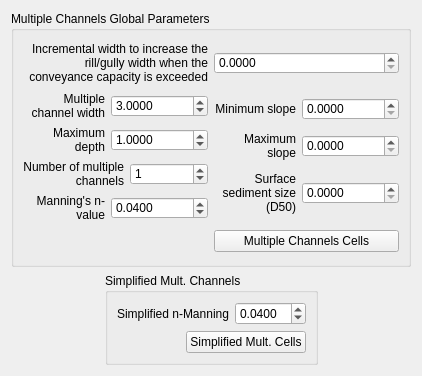
Old version of the form flo2d/ui/multiple_channels_editor.ui in the repository FLO-2DSoftware/qgis-flo-2d-plugin.
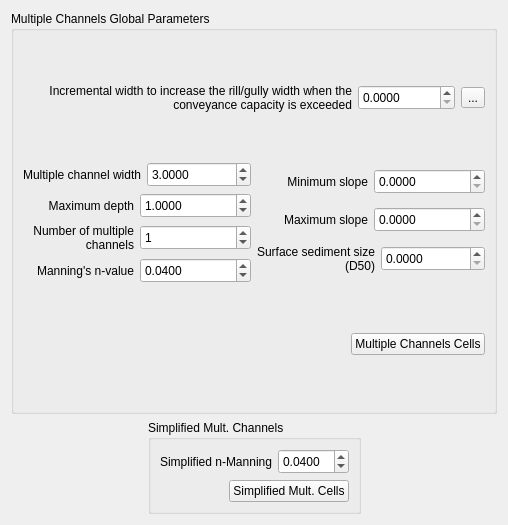
New version of the form. Icons and pictures are not drawn.

Commit message:
Add help button to Multiple Channels Editor widget and...
Redefine size, position, and layouts of controls controls.

```diff
--- a/flo2d/ui/multiple_channels_editor.ui
+++ b/flo2d/ui/multiple_channels_editor.ui
@@ -6,8 +6,8 @@
    <rect>
     <x>0</x>
     <y>0</y>
-    <width>422</width>
-    <height>376</height>
+    <width>508</width>
+    <height>525</height>
    </rect>
   </property>
   <property name="sizePolicy">
@@ -47,60 +47,33 @@
       <bool>false</bool>
      </property>
      <layout class="QGridLayout" name="gridLayout">
-      <item row="0" column="0">
-       <widget class="QLabel" name="label_20">
-        <property name="sizePolicy">
-         <sizepolicy hsizetype="Preferred" vsizetype="Preferred">
-          <horstretch>0</horstretch>
-          <verstretch>0</verstretch>
-         </sizepolicy>
-        </property>
+      <item row="2" column="0">
+       <layout class="QHBoxLayout" name="horizontalLayout_11">
+        <item>
+         <spacer name="horizontalSpacer">
+          <property name="orientation">
+           <enum>Qt::Horizontal</enum>
+          </property>
+          <property name="sizeHint" stdset="0">
+           <size>
+            <width>37</width>
+            <height>17</height>
+           </size>
+          </property>
+         </spacer>
+        </item>
+        <item>
+         <widget class="QPushButton" name="individual_multiple_channels_data_btn">
         <property name="text">
-         <string>&lt;html&gt;&lt;head/&gt;&lt;body&gt;&lt;p&gt;Incremental width to increase the rill/gully width when the conveyance capacity is exceeded&lt;/p&gt;&lt;/body&gt;&lt;/html&gt;</string>
-        </property>
-        <property name="alignment">
-         <set>Qt::AlignRight|Qt::AlignTrailing|Qt::AlignVCenter</set>
-        </property>
-        <property name="wordWrap">
-         <bool>true</bool>
+           <string>Multiple Channels Cells</string>
         </property>
        </widget>
       </item>
-      <item row="0" column="1">
-       <widget class="QDoubleSpinBox" name="mc_incremental_dbox">
-        <property name="sizePolicy">
-         <sizepolicy hsizetype="Preferred" vsizetype="Fixed">
-          <horstretch>0</horstretch>
-          <verstretch>0</verstretch>
-         </sizepolicy>
-        </property>
-        <property name="minimumSize">
-         <size>
-          <width>0</width>
-          <height>22</height>
-         </size>
-        </property>
-        <property name="maximumSize">
-         <size>
-          <width>16777215</width>
-          <height>22</height>
-         </size>
-        </property>
-        <property name="buttonSymbols">
-         <enum>QAbstractSpinBox::UpDownArrows</enum>
-        </property>
-        <property name="decimals">
-         <number>4</number>
-        </property>
-        <property name="maximum">
-         <double>9999999.000000000000000</double>
-        </property>
-        <property name="singleStep">
-         <double>1.000000000000000</double>
-        </property>
-       </widget>
+       </layout>
       </item>
       <item row="1" column="0">
+       <layout class="QHBoxLayout" name="horizontalLayout_12">
+        <item>
        <layout class="QVBoxLayout" name="verticalLayout">
         <item>
          <layout class="QHBoxLayout" name="horizontalLayout">
@@ -134,13 +107,13 @@
             <property name="minimumSize">
              <size>
               <width>0</width>
-              <height>22</height>
+                <height>25</height>
              </size>
             </property>
             <property name="maximumSize">
              <size>
               <width>16777215</width>
-              <height>22</height>
+                <height>25</height>
              </size>
             </property>
             <property name="buttonSymbols">
@@ -194,13 +167,13 @@
             <property name="minimumSize">
              <size>
               <width>0</width>
-              <height>22</height>
+                <height>25</height>
              </size>
             </property>
             <property name="maximumSize">
              <size>
               <width>16777215</width>
-              <height>22</height>
+                <height>25</height>
              </size>
             </property>
             <property name="buttonSymbols">
@@ -248,13 +221,13 @@
             <property name="minimumSize">
              <size>
               <width>0</width>
-              <height>22</height>
+                <height>25</height>
              </size>
             </property>
             <property name="maximumSize">
              <size>
               <width>16777215</width>
-              <height>22</height>
+                <height>25</height>
              </size>
             </property>
             <property name="maximum">
@@ -299,13 +272,13 @@
             <property name="minimumSize">
              <size>
               <width>0</width>
-              <height>22</height>
+                <height>25</height>
              </size>
             </property>
             <property name="maximumSize">
              <size>
               <width>16777215</width>
-              <height>22</height>
+                <height>25</height>
              </size>
             </property>
             <property name="buttonSymbols">
@@ -329,7 +302,7 @@
         </item>
        </layout>
       </item>
-      <item row="1" column="1">
+        <item>
        <layout class="QVBoxLayout" name="verticalLayout_2">
         <item>
          <layout class="QHBoxLayout" name="horizontalLayout_5">
@@ -363,13 +336,13 @@
             <property name="minimumSize">
              <size>
               <width>0</width>
-              <height>22</height>
+                <height>25</height>
              </size>
             </property>
             <property name="maximumSize">
              <size>
               <width>16777215</width>
-              <height>22</height>
+                <height>25</height>
              </size>
             </property>
             <property name="buttonSymbols">
@@ -420,13 +393,13 @@
             <property name="minimumSize">
              <size>
               <width>0</width>
-              <height>22</height>
+                <height>25</height>
              </size>
             </property>
             <property name="maximumSize">
              <size>
               <width>16777215</width>
-              <height>22</height>
+                <height>25</height>
              </size>
             </property>
             <property name="buttonSymbols">
@@ -477,13 +450,13 @@
             <property name="minimumSize">
              <size>
               <width>0</width>
-              <height>22</height>
+                <height>25</height>
              </size>
             </property>
             <property name="maximumSize">
              <size>
               <width>16777215</width>
-              <height>22</height>
+                <height>25</height>
              </size>
             </property>
             <property name="buttonSymbols">
@@ -504,25 +477,99 @@
         </item>
        </layout>
       </item>
-      <item row="2" column="1">
-       <widget class="QPushButton" name="individual_multiple_channels_data_btn">
+       </layout>
+      </item>
+      <item row="0" column="0">
+       <layout class="QHBoxLayout" name="horizontalLayout_13">
+        <item>
+         <widget class="QLabel" name="label_20">
+          <property name="sizePolicy">
+           <sizepolicy hsizetype="Preferred" vsizetype="Preferred">
+            <horstretch>0</horstretch>
+            <verstretch>0</verstretch>
+           </sizepolicy>
+          </property>
         <property name="text">
-         <string>Multiple Channels Cells</string>
-        </property>
-       </widget>
-      </item>
-      <item row="2" column="0">
-       <spacer name="horizontalSpacer">
-        <property name="orientation">
-         <enum>Qt::Horizontal</enum>
-        </property>
-        <property name="sizeHint" stdset="0">
+           <string>&lt;html&gt;&lt;head/&gt;&lt;body&gt;&lt;p&gt;Incremental width to increase the rill/gully width when the conveyance capacity is exceeded&lt;/p&gt;&lt;/body&gt;&lt;/html&gt;</string>
+          </property>
+          <property name="alignment">
+           <set>Qt::AlignRight|Qt::AlignTrailing|Qt::AlignVCenter</set>
+          </property>
+          <property name="wordWrap">
+           <bool>true</bool>
+          </property>
+         </widget>
+        </item>
+        <item>
+         <widget class="QDoubleSpinBox" name="mc_incremental_dbox">
+          <property name="sizePolicy">
+           <sizepolicy hsizetype="Fixed" vsizetype="Fixed">
+            <horstretch>0</horstretch>
+            <verstretch>0</verstretch>
+           </sizepolicy>
+          </property>
+          <property name="minimumSize">
          <size>
-          <width>37</width>
-          <height>17</height>
-         </size>
-        </property>
-       </spacer>
+            <width>0</width>
+            <height>25</height>
+           </size>
+          </property>
+          <property name="maximumSize">
+           <size>
+            <width>16777215</width>
+            <height>25</height>
+           </size>
+          </property>
+          <property name="buttonSymbols">
+           <enum>QAbstractSpinBox::UpDownArrows</enum>
+          </property>
+          <property name="decimals">
+           <number>4</number>
+          </property>
+          <property name="maximum">
+           <double>9999999.000000000000000</double>
+          </property>
+          <property name="singleStep">
+           <double>1.000000000000000</double>
+          </property>
+         </widget>
+        </item>
+        <item>
+         <widget class="QToolButton" name="multiple_channels_help_btn">
+          <property name="enabled">
+           <bool>true</bool>
+          </property>
+          <property name="minimumSize">
+           <size>
+            <width>0</width>
+            <height>0</height>
+           </size>
+          </property>
+          <property name="maximumSize">
+           <size>
+            <width>16777215</width>
+            <height>16777215</height>
+           </size>
+          </property>
+          <property name="toolTip">
+           <string>Multiple Channels Help</string>
+          </property>
+          <property name="text">
+           <string>...</string>
+          </property>
+          <property name="icon">
+           <iconset>
+            <normaloff>../img/help.svg</normaloff>../img/help.svg</iconset>
+          </property>
+          <property name="iconSize">
+           <size>
+            <width>24</width>
+            <height>24</height>
+           </size>
+          </property>
+         </widget>
+        </item>
+       </layout>
       </item>
      </layout>
     </widget>
@@ -568,6 +615,18 @@
           </item>
           <item>
            <widget class="QDoubleSpinBox" name="simple_manning_dbox">
+            <property name="minimumSize">
+             <size>
+              <width>0</width>
+              <height>25</height>
+             </size>
+            </property>
+            <property name="maximumSize">
+             <size>
+              <width>16777215</width>
+              <height>25</height>
+             </size>
+            </property>
             <property name="decimals">
              <number>4</number>
             </property>
```
Lines whose indentation alone changed are shown as unchanged. The commit also changes 2 other files.
